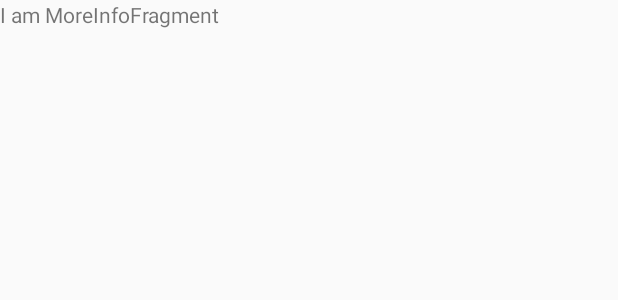
After one commit to jojointh/liveat500px, an Android app: the layout fragment_more_info.xml on its own in the app's theme, with its tools: preview values and no code run, on a phone screen of 412 x 824 dp. The commit adds this screen. Shown: the top 300 px of the screen. Run offline under Robolectric (Android 15) with nearby library versions, the phone set to English and light mode, and no system bars.

Commit message:
add main fragment for info activity

```diff
--- /dev/null
+++ b/app/src/main/res/layout/fragment_more_info.xml
@@ -0,0 +1,11 @@
+<?xml version="1.0" encoding="utf-8"?>
+<LinearLayout xmlns:android="http://schemas.android.com/apk/res/android"
+    android:orientation="vertical" android:layout_width="match_parent"
+    android:layout_height="match_parent">
+
+    <TextView
+        android:text="I am MoreInfoFragment"
+        android:layout_width="wrap_content"
+        android:layout_height="wrap_content" />
+
+</LinearLayout>
--- a/app/src/main/res/values/styles.xml
+++ b/app/src/main/res/values/styles.xml
@@ -8,4 +8,11 @@
         <item name="colorAccent">@color/colorAccent</item>
     </style>
 
+    <style name="AppThemeWithActionBar" parent="Theme.AppCompat.Light.DarkActionBar">
+        <!-- Customize your theme here. -->
+        <item name="colorPrimary">@color/colorPrimary</item>
+        <item name="colorPrimaryDark">@color/colorPrimaryDark</item>
+        <item name="colorAccent">@color/colorAccent</item>
+    </style>
+
 </resources>
```
Also changed, not shown: app/src/main/AndroidManifest.xml (+7 -1 lines), app/src/main/java/com/nongmah/liveat500px/activity/MoreInfoActivity.java (added, +25 -0 lines), app/src/main/java/com/nongmah/liveat500px/fragment/MainFragment.java (+12 -0 lines), app/src/main/java/com/nongmah/liveat500px/fragment/MoreInfoFragment.java (added, +69 -0 lines), app/src/main/res/layout/activity_more_info.xml (added, +13 -0 lines).
